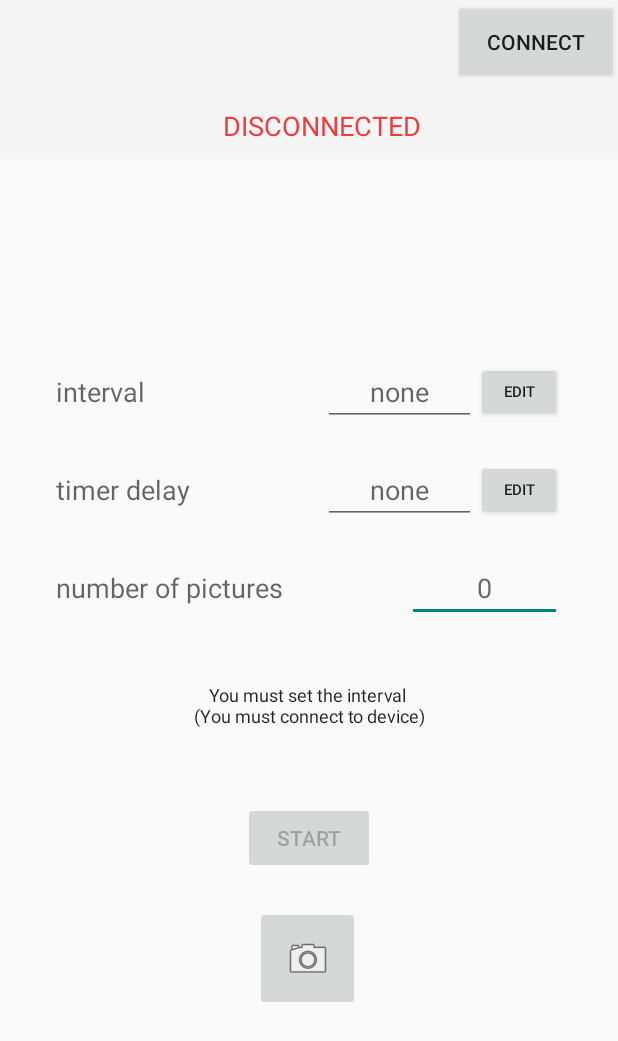
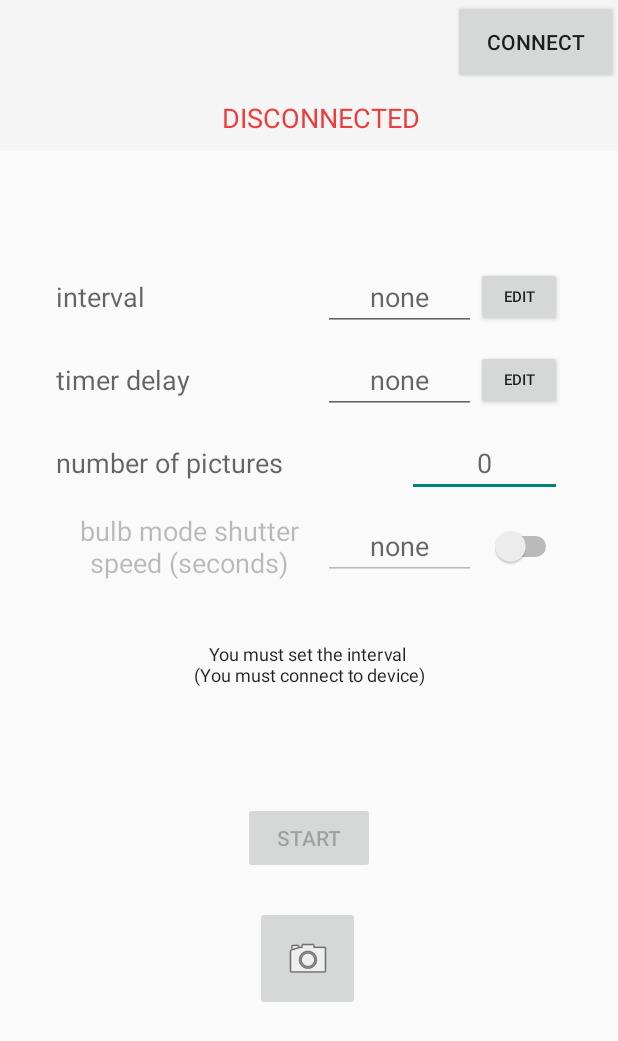
Before and after one commit to pierretre/bluetooth-intervalometer, an Android app: the screen it shows after launch (MainActivity), on a phone screen of 412 x 824 dp. Shown: the top 1041 px of the screen. Run offline under Robolectric (Android 15) with nearby library versions, the phone set to English and light mode, and no system bars.

Commit message:
added bulb mode control over shutter speed with a new textfield, fixed bluetooth not enabled problem, changed some ui elements in the main view, fixed spinner and made changes in the connecting process

```diff
--- a/src/android/app/app/src/main/java/com/example/appandroid/MainActivity.java
+++ b/src/android/app/app/src/main/java/com/example/appandroid/MainActivity.java
@@ -1,6 +1,7 @@
 package com.example.appandroid;
 
 import android.annotation.SuppressLint;
+import android.bluetooth.BluetoothAdapter;
 import android.content.ComponentName;
 import android.content.Context;
 import android.content.Intent;
@@ -15,6 +16,8 @@ import android.widget.Button;
 import android.widget.EditText;
 import android.widget.ImageButton;
 import android.widget.LinearLayout;
+import android.widget.ProgressBar;
+import android.widget.Switch;
 import android.widget.TextView;
 import android.widget.Toast;
 
@@ -23,13 +26,17 @@ import androidx.appcompat.widget.Toolbar;
 
 import java.util.Objects;
 
-//import android.support.v7.app.AppCompatActivity;
-
 public class MainActivity extends AppCompatActivity implements View.OnClickListener, BluetoothIntentService.Callbacks {
 
     private Button connectBtn;
     private Button intervalBtn;
     private ImageButton pictureBtn;
+    private TextView bulbShutterText ;
+    private EditText bulbShutterField;
+    private Switch bulbSwitch;
+    private EditText intervalField;
+    private EditText timerField;
+    private ProgressBar spinner;
 
     private TextView state;
 
@@ -76,12 +83,15 @@ public class MainActivity extends AppCompatActivity implements View.OnClickListe
             case R.id.connectBtn:
                 if(String.valueOf(connectBtn.getText()).equals("connect")) {
                     stopService(bluetoothIntentService);
+                    if(BluetoothAdapter.getDefaultAdapter().isEnabled()) {
                         startService(bluetoothIntentService);
                         bindService(bluetoothIntentService, serviceConnection, Context.BIND_AUTO_CREATE);
+                    }else{
+                        startActivityForResult(new Intent(BluetoothAdapter.ACTION_REQUEST_ENABLE),0);
+                    }
+                }else if(String.valueOf(connectBtn.getText()).equals("disconnect"))
+                    disconnect();
 
-                }else if(String.valueOf(connectBtn.getText()).equals("disconnect")){
-                    disconnect();
-                }
                 break;
 
             case R.id.pictureBtn:
@@ -93,9 +103,9 @@ public class MainActivity extends AppCompatActivity implements View.OnClickListe
             case R.id.setIntervalLayout:
                 Intent interval = new Intent(getApplicationContext(), TimePickingActivity.class);
                 interval.putExtra("request", "interval");
-                EditText et = findViewById(R.id.intervalEdit);
-                if(et.getText()!=null)
-                    interval.putExtra("value", et.getText().toString());
+
+                if(intervalField.getText()!=null)
+                    interval.putExtra("value", intervalField.getText().toString());
                 startActivityForResult(interval, 1);
                 break;
 
@@ -104,10 +114,17 @@ public class MainActivity extends AppCompatActivity implements View.OnClickListe
             case R.id.setTimerLayout:
                 Intent timer = new Intent(getApplicationContext(), TimePickingActivity.class);
                 timer.putExtra("request", "timer");
-                EditText ett = findViewById(R.id.timerEdit);
-                if(ett.getText()!=null)
-                    timer.putExtra("value", ett.getText().toString());
+
+                if(timerField.getText()!=null)
+                    timer.putExtra("value", timerField.getText().toString());
                 startActivityForResult(timer, 1);
+                break;
+
+            case R.id.bulbSwitch:
+                bulbShutterText.setEnabled(bulbSwitch.isChecked());
+                bulbShutterField.setEnabled(bulbSwitch.isChecked());
+
+                this.model.toggleBulbMode();
                 break;
 
             default:
@@ -116,7 +133,6 @@ public class MainActivity extends AppCompatActivity implements View.OnClickListe
     }
 
     private ServiceConnection serviceConnection = new ServiceConnection() {
-
         @Override
         public void onServiceConnected(ComponentName className, IBinder service) {
             BluetoothIntentService.LocalBinder binder = (BluetoothIntentService.LocalBinder) service;
@@ -138,28 +154,44 @@ public class MainActivity extends AppCompatActivity implements View.OnClickListe
         }
     };
 
-
     @Override
     protected void onActivityResult(int requestCode, int resultCode, Intent data) {
         super.onActivityResult(requestCode, resultCode, data);
-        if(resultCode!=RESULT_CANCELED){
+        Log.e("onResult", String.valueOf(resultCode)+ " " +String.valueOf(requestCode));
+        switch (requestCode){
+            case 0:
+                if(resultCode == RESULT_CANCELED){
+                    Toast.makeText(this, R.string.bluetoothEnableError, Toast.LENGTH_SHORT).show();
+                }else{startService(bluetoothIntentService);
+                    bindService(bluetoothIntentService, serviceConnection, Context.BIND_AUTO_CREATE);
+                }
+                break;
+
+            case 1:
+                if(resultCode != RESULT_CANCELED){
+                    if(data != null){
                         if(data.hasExtra("interval")) {
                             String val = data.getExtras().getString("interval");
-                EditText et = findViewById(R.id.intervalEdit);
-                et.setText(null);
+                            intervalField.setText(null);
                             if(!val.equals("00:00:00"))
-                    et.setText(val);
+                                intervalField.setText(val);
                             model.setInterval(val);
                         }else if(data.hasExtra("timer")) {
                             String val = data.getExtras().getString("timer");
-                EditText et = findViewById(R.id.timerEdit);
-                et.setText(null);
+                            timerField.setText(null);
                             if(!val.equals("00:00:00"))
-                    et.setText(val);
+                                timerField.setText(val);
                             model.setTimerDelay(val);
+                        }
                     }
                     updateIndicatorMessage();
                 }
+                break;
+
+            default:
+                break;
+        }
+
     }
 
     @Override
@@ -189,6 +221,7 @@ public class MainActivity extends AppCompatActivity implements View.OnClickListe
         state.setTextColor(getResources().getColor(R.color.disconnected));
 
         updateIndicatorMessage();
+        spinner.setVisibility(View.GONE);
     }
 
     private void initUI(){
@@ -202,7 +235,7 @@ public class MainActivity extends AppCompatActivity implements View.OnClickListe
             public void beforeTextChanged(CharSequence charSequence, int i, int i1, int i2) { }
             @Override
             public void onTextChanged(CharSequence charSequence, int i, int i1, int i2) {
-                Log.e("TEXT CHANGED", "new text = "+charSequence);
+                Log.e("PICS NB TEXT CHANGED", "new text = "+charSequence);
                 model.setPicturesNumber(nbPics.getText().toString());
                 updateIndicatorMessage();
             }
@@ -211,6 +244,9 @@ public class MainActivity extends AppCompatActivity implements View.OnClickListe
         });
 
         state = findViewById(R.id.state);
+
+        spinner = (ProgressBar)findViewById(R.id.progressBar);
+        spinner.setVisibility(View.GONE);
 
         intervalBtn = findViewById(R.id.intervalBtn);
         intervalBtn.setOnClickListener(this);
@@ -222,11 +258,32 @@ public class MainActivity extends AppCompatActivity implements View.OnClickListe
         pictureBtn = findViewById(R.id.pictureBtn);
         pictureBtn.setOnClickListener(this);
 
-        EditText timerEdit = findViewById(R.id.timerEdit);
-        timerEdit.setOnClickListener(this);
+        timerField = findViewById(R.id.timerEdit);
+        timerField.setOnClickListener(this);
 
-        EditText intervalEdit = findViewById(R.id.intervalEdit);
-        intervalEdit.setOnClickListener(this);
+        intervalField = findViewById(R.id.timerEdit);
+        timerField.setOnClickListener(this);
+
+        bulbShutterField = findViewById(R.id.bulbShutterEdit);
+        bulbShutterField.setEnabled(false);
+        bulbShutterField.addTextChangedListener(new TextWatcher() {
+            @Override
+            public void beforeTextChanged(CharSequence charSequence, int i, int i1, int i2) { }
+            @Override
+            public void onTextChanged(CharSequence charSequence, int i, int i1, int i2) {
+                Log.e("SHUTTER SPEED TEXT CHANGED", "new text = "+charSequence);
+                model.setShutterSpeed(bulbShutterField.getText().toString());
+                updateIndicatorMessage();
+            }
+            @Override
+            public void afterTextChanged(Editable editable) { }
+        });
+
+        bulbShutterText = findViewById(R.id.bulbShutterText);
+        bulbShutterText.setEnabled(false);
+
+        bulbSwitch = findViewById(R.id.bulbSwitch);
+        bulbSwitch.setOnClickListener(this);
 
         Button setIntervalBtn = findViewById(R.id.setIntervalBtn);
         LinearLayout setIntervalLayout = findViewById(R.id.setIntervalLayout);
@@ -257,17 +314,20 @@ public class MainActivity extends AppCompatActivity implements View.OnClickListe
                         connectBtn.setEnabled(false);
                         state.setText(R.string.discoveringState);
                         state.setTextColor(getResources().getColor(R.color.pairing));
+                        spinner.setVisibility(View.VISIBLE);
                         break;
 
                     case R.integer.PAIRING:
                         state.setText(R.string.pairingState);
                         state.setTextColor(getResources().getColor(R.color.pairing));
+                        spinner.setVisibility(View.VISIBLE);
                         break;
 
                     case R.integer.CONNECTING:
                         connectBtn.setEnabled(false);
                         state.setText(R.string.connectingState);
                         state.setTextColor(getResources().getColor(R.color.connecting));
+                        spinner.setVisibility(View.VISIBLE);
                         break;
 
                     case R.integer.DISCONNECTED:
@@ -282,6 +342,7 @@ public class MainActivity extends AppCompatActivity implements View.OnClickListe
                         state.setText(R.string.connectedState);
                         state.setTextColor(getResources().getColor(R.color.connected));
                         updateIndicatorMessage();
+                        spinner.setVisibility(View.GONE);
                         break;
 
                     case R.integer.DISCOVERING_ERROR:
--- a/src/android/app/app/src/main/java/com/example/appandroid/TimePickingActivity.java
+++ b/src/android/app/app/src/main/java/com/example/appandroid/TimePickingActivity.java
@@ -5,7 +5,6 @@ import androidx.appcompat.app.AppCompatActivity;
 import android.content.Intent;
 import android.os.Bundle;
 import android.util.Log;
-import android.view.View;
 import android.widget.Button;
 import android.widget.NumberPicker;
 import android.widget.TextView;
@@ -93,7 +92,6 @@ public class TimePickingActivity extends AppCompatActivity {
 
     @Override
     public void finish() {
-
         if(value==null)
             setResult(RESULT_CANCELED);
         else{
--- a/src/android/app/app/src/main/res/layout/activity_main.xml
+++ b/src/android/app/app/src/main/res/layout/activity_main.xml
@@ -2,6 +2,7 @@
 <androidx.constraintlayout.widget.ConstraintLayout xmlns:android="http://schemas.android.com/apk/res/android"
     xmlns:app="http://schemas.android.com/apk/res-auto"
     xmlns:tools="http://schemas.android.com/tools"
+    android:id="@+id/mainWindow"
     android:layout_width="match_parent"
     android:layout_height="match_parent"
     tools:context=".MainActivity">
@@ -37,22 +38,37 @@
 
             </androidx.constraintlayout.widget.ConstraintLayout>
 
+            <LinearLayout
+                android:layout_width="match_parent"
+                android:layout_height="match_parent"
+                android:gravity="center"
+                android:orientation="horizontal">
+
                 <TextView
                     android:id="@+id/state"
-                android:layout_width="match_parent"
+                    android:layout_width="wrap_content"
                     android:layout_height="wrap_content"
-                android:layout_marginTop="15dp"
+                    android:layout_marginTop="10dp"
                     android:layout_marginBottom="10dp"
                     android:text="TextView"
-                android:textAlignment="center"
                     android:textAppearance="@style/TextAppearance.AppCompat.Large"
                     android:textSize="18sp" />
+
+                <ProgressBar
+                    android:id="@+id/progressBar"
+                    style="?android:attr/progressBarStyle"
+                    android:layout_width="wrap_content"
+                    android:layout_height="match_parent"
+                    android:layout_marginVertical="5dp"
+                    android:layout_marginStart="10dp" />
+            </LinearLayout>
 
         </LinearLayout>
 
     </androidx.appcompat.widget.Toolbar>
 
     <LinearLayout
+        android:id="@+id/linearLayout"
         android:layout_width="match_parent"
         android:layout_height="wrap_content"
         android:layout_marginStart="25dp"
@@ -62,13 +78,14 @@
         app:layout_constraintEnd_toEndOf="parent"
         app:layout_constraintStart_toStartOf="parent"
         app:layout_constraintTop_toTopOf="parent"
-        app:layout_constraintVertical_bias="0.41000003">
+        app:layout_constraintVertical_bias="0.32999998">
 
         <LinearLayout
             android:id="@+id/setIntervalLayout"
             style="@android:style/Widget.DeviceDefault.Button.Borderless.Small"
             android:layout_width="match_parent"
             android:layout_height="match_parent"
+            android:layout_marginTop="-10dp"
             android:orientation="horizontal">
 
             <TextView
@@ -103,6 +120,7 @@
             style="@android:style/Widget.DeviceDefault.Button.Borderless.Small"
             android:layout_width="match_parent"
             android:layout_height="match_parent"
+            android:layout_marginTop="-10dp"
             android:orientation="horizontal">
 
             <TextView
@@ -138,6 +156,7 @@
             android:layout_height="match_parent"
             android:layout_weight="2"
             android:clickable="false"
+            android:layout_marginTop="-10dp"
             android:orientation="horizontal">
 
             <TextView
@@ -156,6 +175,45 @@
                 android:hint="0"
                 android:inputType="numberDecimal"
                 android:textAlignment="center" />
+
+        </LinearLayout>
+
+        <LinearLayout
+            style="@android:style/Widget.DeviceDefault.Button.Borderless.Small"
+            android:layout_width="match_parent"
+            android:layout_height="wrap_content"
+            android:layout_weight="2"
+            android:clickable="false"
+            android:layout_marginTop="-10dp"
+            android:orientation="horizontal">
+
+            <TextView
+                android:id="@+id/bulbShutterText"
+                android:layout_width="70dp"
+                android:layout_height="wrap_content"
+                android:layout_weight="2"
+                android:enabled="false"
+                android:text="@string/bulb_shutter"
+                android:textAlignment="center"
+                android:textAppearance="@style/TextAppearance.AppCompat.Medium" />
+
+            <EditText
+                android:id="@+id/bulbShutterEdit"
+                android:layout_width="wrap_content"
+                android:layout_height="wrap_content"
+                android:layout_weight="1.5"
+                android:ems="0"
+                android:hint="none"
+                android:inputType="number"
+                android:maxLength="4"
+                android:textAlignment="center" />
+
+            <Switch
+                android:id="@+id/bulbSwitch"
+                android:layout_width="30dp"
+                android:layout_height="wrap_content"
+                android:layout_weight=".5"
+                android:checked="false" />
 
         </LinearLayout>
 
@@ -203,5 +261,4 @@
         app:layout_constraintVertical_bias="0.124"
         app:srcCompat="@android:drawable/ic_menu_camera" />
 
-
 </androidx.constraintlayout.widget.ConstraintLayout>
--- a/src/android/app/app/src/main/res/values/strings.xml
+++ b/src/android/app/app/src/main/res/values/strings.xml
@@ -4,6 +4,7 @@
     <string name="interval">interval</string>
     <string name="nbpictures">number of pictures</string>
     <string name="delay">timer delay</string>
+    <string name="bulb_shutter">bulb mode shutter speed (seconds)</string>
 
     <string name="intervalMessage">Take a picture every :</string>
     <string name="timerMessage">Take the first picture after :</string>
@@ -16,11 +17,12 @@
     <string name="hours">h</string>
 
     <!--    bluetooth connection error messages -->
-    <string name="connectError">Cannot connect to the device, please try again</string>
+    <string name="connectError">Cannot connect to the device, make sure it is in range and try again</string>
     <string name="badValuesError">You must set an interval value and take at least one picture</string>
     <string name="notConnectedError">You must connect to the device before starting shooting photos</string>
     <string name="pairError">Cannot pair to the device : make sure you allow pairing</string>
     <string name="discoverError">Cannot find the device : make sure it is powered</string>
+    <string name="bluetoothEnableError">You must enable bluetooth on your phone</string>
 
     <string name="connectBtn">connect</string>
     <string name="disconnectBtn">disconnect</string>
@@ -32,7 +34,7 @@
     <!--    states for the bluetooth connection-->
     <string name="discoveringState">DISCOVERING</string>
     <string name="pairingState">PAIRING</string>
-    <string name="connectingState">CONNECTING</string>
+    <string name="connectingState">LOOKING FOR DEVICE</string>
     <string name="connectedState">CONNECTED</string>
     <string name="disconnectedState">DISCONNECTED</string>
 
```
Also changed, not shown: src/android/app/app/src/main/java/com/example/appandroid/BluetoothIntentService.java (+7 -2 lines), src/android/app/app/src/main/java/com/example/appandroid/BluetoothIntervalometerViewModel.java (+84 -7 lines), src/android/app/app/src/main/res/layout/activity_time_picking.xml (+6 -6 lines). Lines whose indentation alone changed are shown as unchanged.
